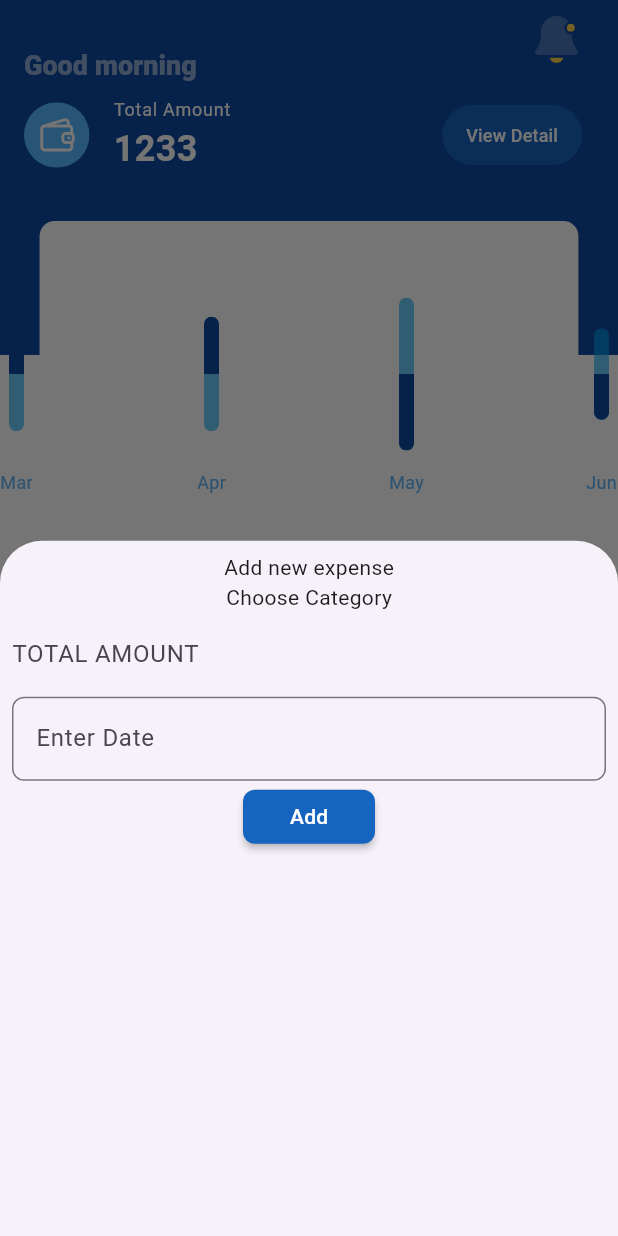
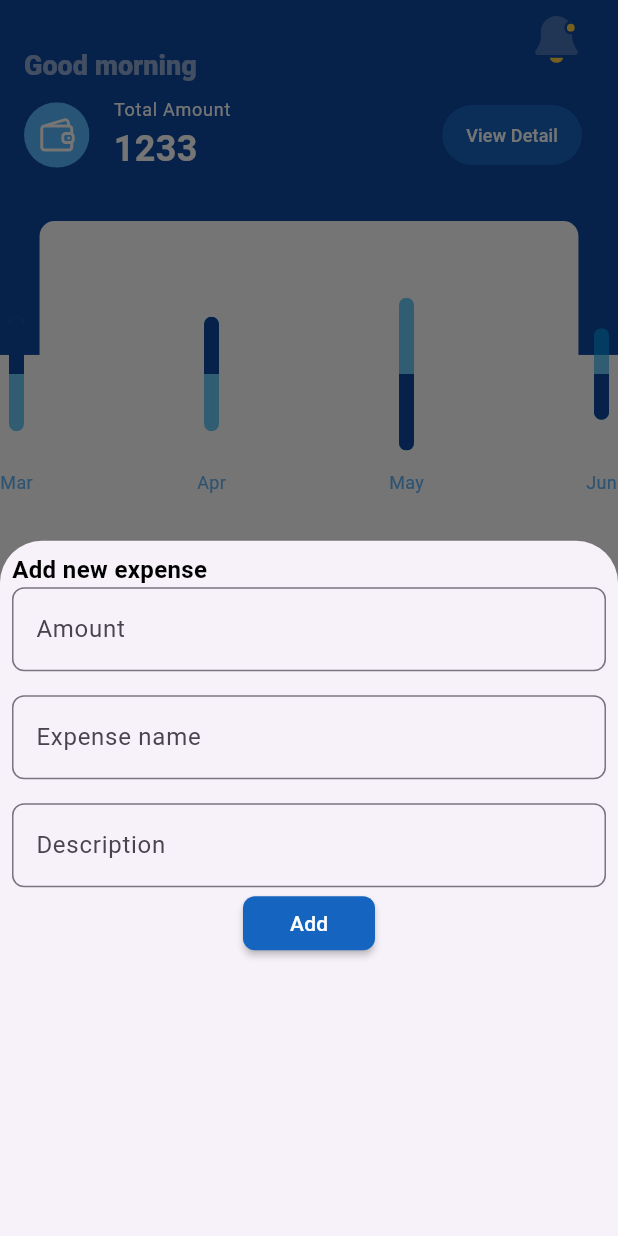
Before and after one commit to PishiKe/spendlens_fe, a Flutter app: the HomeScreen screen opened by its route, after a tap on the "add" icon, on a phone screen of 412 x 824 dp. Run offline on Flutter 3.47's test engine with Material 3 defaults, Android fonts, the phone set to English and light mode, and no system bars; drawn by our look-alikes of fl_chart; our stand-ins replace awesome_snackbar_content, flutter_svg, freezed_annotation, go_router, shared_preferences; accounts and stored records are empty.

Commit message:
homescren build

```diff
--- /dev/null
+++ b/lib/view/screens/home/components/expense_list.dart
@@ -0,0 +1,39 @@
+import 'package:flutter/material.dart';
+import 'package:provider/provider.dart';
+import 'package:splendlens_fe/core/utilities/utilities.dart';
+import 'package:splendlens_fe/viewmodel/viewmodel.dart';
+
+class ExpenseList extends StatelessWidget {
+  const ExpenseList({
+    super.key,
+  });
+
+  @override
+  Widget build(BuildContext context) {
+    final expenses = context.watch<HomeViewModel>().expenses;
+
+    return Container(
+      color: AppTheme().lightGrey,
+      child: Padding(
+        padding: EdgeInsets.only(
+          left: getProportionateScreenWidth(12),
+          right: getProportionateScreenWidth(12),
+          top: getProportionateScreenWidth(24),
+        ),
+        child: ListView.builder(
+          itemCount: expenses.length,
+          itemBuilder: (context, index) => Card(
+            color: AppTheme().white,
+            elevation: 0,
+            child: ListTile(
+              leading: const Icon(Icons.sell_rounded),
+              title: Text('${expenses[index].name}'),
+              subtitle: Text('${expenses[index].description}'),
+              trailing: Text('${expenses[index].amount}'),
+            ),
+          ),
+        ),
+      ),
+    );
+  }
+}
--- a/lib/view/screens/home/home_screen.dart
+++ b/lib/view/screens/home/home_screen.dart
@@ -1,3 +1,4 @@
+import 'package:flutter/cupertino.dart';
 import 'package:flutter/material.dart';
 import 'package:provider/provider.dart';
 import 'package:splendlens_fe/core/models/models.dart';
@@ -14,15 +15,21 @@ class HomeScreen extends StatefulWidget {
 
 class _HomeScreenState extends State<HomeScreen> {
   HomeViewModel _homeViewModel = HomeViewModel();
-  TextEditingController amountController = TextEditingController();
+  final amountController = TextEditingController();
+  final descriptionController = TextEditingController();
+  final expenseNameController = TextEditingController();
+  DateTime expenseDate = DateTime.now();
   final _formKey = GlobalKey<FormState>();
 
   void handleAddExpense() async {
-    final Expense body = Expense(
-        amount: int.parse(amountController.text),
-        description: DateTime.now().toString(),
-        name: 'Groceries',
-        user: 1);
+    final Map<String, dynamic> body = {
+      "amount": int.parse(amountController.text),
+      "date": expenseDate.toString(),
+      "description": descriptionController.text,
+      "name": expenseNameController.text,
+      "user": 1
+    };
+
     await _homeViewModel.addExpense(body);
   }
 
@@ -32,6 +39,13 @@ class _HomeScreenState extends State<HomeScreen> {
     _homeViewModel.getUser(context);
     _homeViewModel.getExpenses();
     super.initState();
+  }
+
+  @override
+  void dispose() {
+    amountController.dispose();
+    descriptionController.dispose();
+    super.dispose();
   }
 
   @override
@@ -83,32 +97,7 @@ class _HomeScreenState extends State<HomeScreen> {
                 context: context,
                 builder: (BuildContext context) {
                   return SizedBox.expand(
-                    child: Padding(
-                      padding: const EdgeInsets.all(8.0),
-                      child: Column(
-                        children: [
-                          const Text('Add new expense'),
-                          const Text('Choose Category'),
-                          Form(
-                              key: _formKey,
-                              child: Column(
-                                children: [
-                                  TextFormField(
-                                    keyboardType: TextInputType.number,
-                                    controller: amountController,
-                                    decoration: const InputDecoration(
-                                        label: Text('TOTAL AMOUNT'),
-                                        border: InputBorder.none),
-                                  ),
-                                  InputDatePickerFormField(
-                                      firstDate: date, lastDate: date),
-                                  CustomButton(
-                                      onPressed: handleAddExpense, text: 'Add')
-                                ],
-                              ))
-                        ],
-                      ),
-                    ),
+                    child: bottomSheet(date),
                   );
                 });
           },
@@ -117,4 +106,62 @@ class _HomeScreenState extends State<HomeScreen> {
       );
     });
   }
+
+  Padding bottomSheet(DateTime date) {
+    return Padding(
+      padding: const EdgeInsets.all(8.0),
+      child: Column(
+        children: [
+          Align(
+            alignment: Alignment.centerLeft,
+            child: Text(
+              'Add new expense',
+              style: AppTheme().blackBoldNormalStyle.copyWith(fontSize: 16),
+            ),
+          ),
+          Form(
+              key: _formKey,
+              child: Column(
+                children: [
+                  TextFormField(
+                    keyboardType: TextInputType.number,
+                    controller: amountController,
+                    decoration: const InputDecoration(label: Text('Amount')),
+                  ),
+                  const SizedBox(
+                    height: 16.0,
+                  ),
+                  TextFormField(
+                    controller: expenseNameController,
+                    decoration:
+                        const InputDecoration(label: Text('Expense name')),
+                  ),
+                  const SizedBox(
+                    height: 16.0,
+                  ),
+                  TextFormField(
+                    controller: descriptionController,
+                    decoration:
+                        const InputDecoration(label: Text('Description')),
+                  ),
+                  // InputDatePickerFormField(firstDate: date, lastDate: date),
+                  // SizedBox(
+                  //   height: 250,
+                  //   child: CupertinoDatePicker(
+                  //     backgroundColor: Colors.white,
+                  //     initialDateTime: date,
+                  //     onDateTimeChanged: (DateTime newDate) {
+                  //       setState(() {
+                  //         date = newDate;
+                  //       });
+                  //     },
+                  //   ),
+                  // ),
+                  CustomButton(onPressed: handleAddExpense, text: 'Add')
+                ],
+              ))
+        ],
+      ),
+    );
+  }
 }
--- a/lib/view/screens/home/home_screen_body.dart
+++ b/lib/view/screens/home/home_screen_body.dart
@@ -1,7 +1,11 @@
 import 'package:flutter/material.dart';
 import 'package:flutter_svg/svg.dart';
+import 'package:provider/provider.dart';
+import 'package:splendlens_fe/core/models/models.dart';
+import 'package:splendlens_fe/view/screens/home/components/expense_list.dart';
 import 'package:splendlens_fe/view/screens/home/home.dart';
 import 'package:splendlens_fe/core/utilities/utilities.dart';
+import 'package:splendlens_fe/viewmodel/viewmodel.dart';
 
 class HomeScreenBody extends StatefulWidget {
   const HomeScreenBody({super.key});
@@ -11,6 +15,18 @@ class HomeScreenBody extends StatefulWidget {
 }
 
 class _HomeScreenBodyState extends State<HomeScreenBody> {
+  HomeViewModel? _homeViewModel;
+  List<Expense>? expenses;
+
+  @override
+  void initState() {
+    super.initState();
+
+    _homeViewModel = context.read<HomeViewModel>();
+    expenses = _homeViewModel!.expenses;
+    debugPrint(expenses.toString());
+  }
+
   @override
   Widget build(BuildContext context) {
     return DefaultTabController(
@@ -23,7 +39,6 @@ class _HomeScreenBodyState extends State<HomeScreenBody> {
             height: DeviceConfig.screenHeight,
             alignment: Alignment.topCenter,
             decoration: BoxDecoration(color: AppTheme().darkBlue),
-            child: Container(
             child: ListTile(
               leading: SvgPicture.asset(AppConstants().walletIcon),
               title: Text(
@@ -45,7 +60,6 @@ class _HomeScreenBodyState extends State<HomeScreenBody> {
                   child: Text(
                     'View Detail',
                     style: AppTheme().whiteNormallineStyle,
-                    ),
                   ),
                 ),
               ),
@@ -76,9 +90,9 @@ class _HomeScreenBodyState extends State<HomeScreenBody> {
               bottom: 0,
               height: getProportionateScreenHeight(350),
               width: DeviceConfig.screenWidth,
-              child: Column(
+              child: const Column(
                 children: [
-                  const TabBar(
+                  TabBar(
                     tabs: [
                       Tab(
                         text: 'January',
@@ -93,37 +107,10 @@ class _HomeScreenBodyState extends State<HomeScreenBody> {
                   ),
                   Expanded(
                       child: TabBarView(children: [
-                      Container(
-                        color: AppTheme().lightGrey,
-                        child: Padding(
-                          padding: EdgeInsets.only(
-                            left: getProportionateScreenWidth(12),
-                            right: getProportionateScreenWidth(12),
-                            top: getProportionateScreenWidth(24),
-                          ),
-                          child: ListView.builder(
-                            itemCount: 5,
-                            itemBuilder: (context, index) => Card(
-                              color: AppTheme().white,
-                              elevation: 0,
-                              child: const ListTile(
-                                leading: Icon(Icons.sell_rounded),
-                                title: Text('Food & Bevereges'),
-                                subtitle: Text('Sarova mombasa'),
-                                trailing: Text('KES 7,500'),
-                              ),
-                            ),
-                          ),
-                        ),
-                      ),
-                      const Center(
-                        child: Text('Feb'),
-                      ),
-                      const Center(
-                        child: Text('Mar'),
-                      ),
-                    ]),
-                  )
+                    ExpenseList(),
+                    ExpenseList(),
+                    ExpenseList(),
+                  ]))
                 ],
               ))
         ],
--- a/lib/viewmodel/home_viewmodel.dart
+++ b/lib/viewmodel/home_viewmodel.dart
@@ -27,6 +27,9 @@ class HomeViewModel with ChangeNotifier {
 
   UserResponse? _user;
   UserResponse? get user => _user;
+
+  List<Expense> _expenses = [];
+  List<Expense> get expenses => _expenses;
 
   void handleError(BuildContext context, String message) {
     final snackBar = SnackBar(
@@ -69,17 +72,20 @@ class HomeViewModel with ChangeNotifier {
         .onError((error, stackTrace) => handleError(context, error.toString()));
   }
 
-  Future? addExpense(Expense body) async {
+  Future<void> getExpenses() async {
+    final String key = await SharedPrefsUtils.readPrefStr('key');
+    await _expenseRepository.getExpenses(key).then((value) {
+      _expenses = value;
+      notifyListeners();
+    });
+  }
+
+  Future? addExpense(Map<String, dynamic> body) async {
     final String key = await SharedPrefsUtils.readPrefStr('key');
 
-    return await _expenseRepository.createExpense(body, key);
-  }
-
-  Future<void> getExpenses() async {
-    final String key = await SharedPrefsUtils.readPrefStr('key');
-
-    return await _expenseRepository.getExpenses(key).then((value) {
+    return await _expenseRepository.createExpense(body, key).then((value) {
       debugPrint(value.toString());
+      getExpenses();
     });
   }
 }
```
Lines whose indentation alone changed are shown as unchanged.
